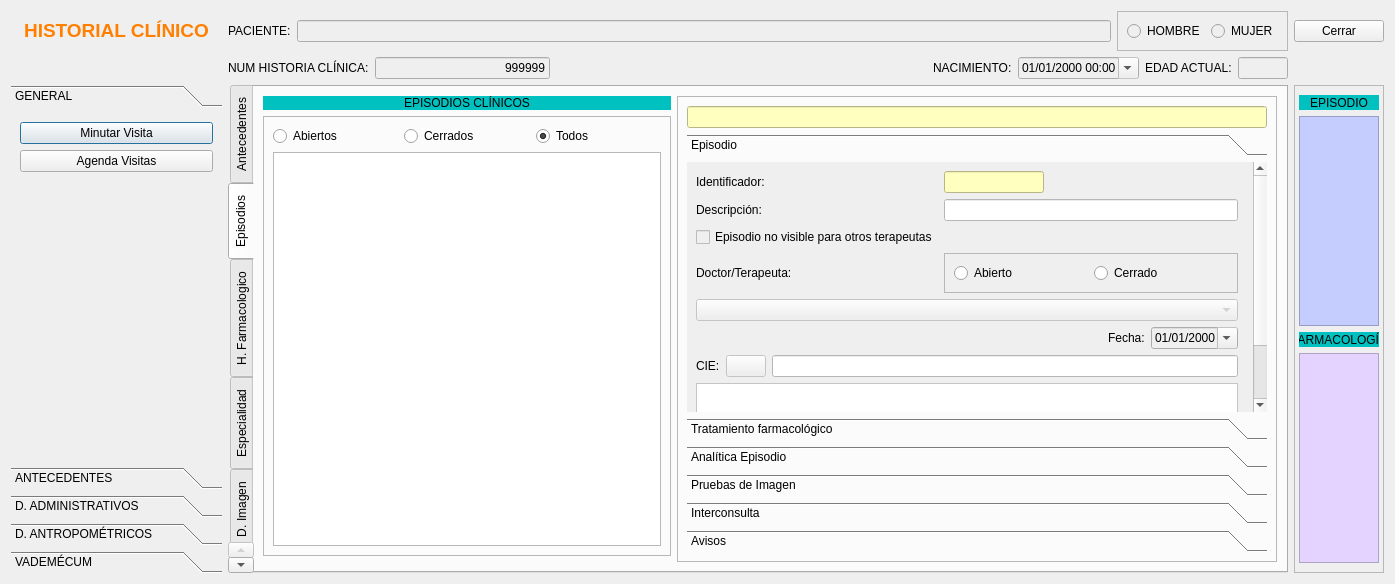
Before: the Qt Designer form frmfichapaciente.ui in arcnexus/RedFoX, drawn with Qt 5.
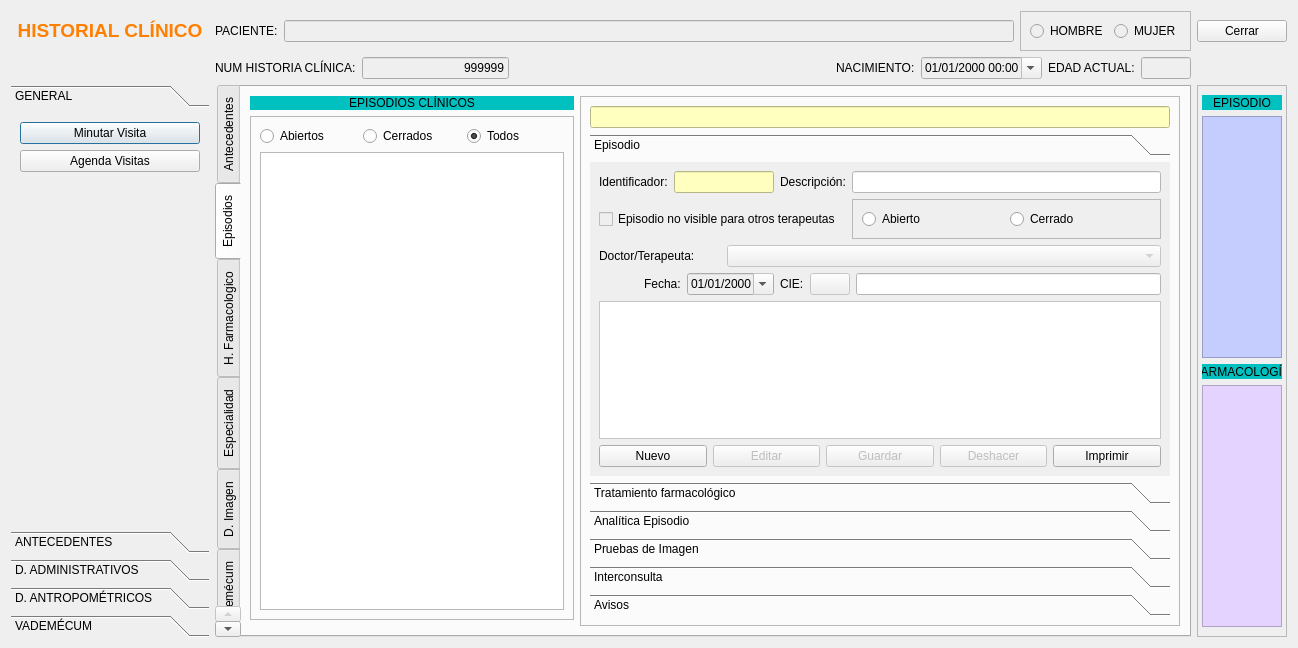
After: the same form once the commit is applied. The open tabs and pages were chosen to show the change. Icons and pictures are not drawn.

Commit message: Añadido buscar CIE9 Arreglado tamaño fichapaciente

Diff of the .ui file:
```diff
--- a/frmfichapaciente.ui
+++ b/frmfichapaciente.ui
@@ -9,13 +9,13 @@
    <rect>
     <x>0</x>
     <y>0</y>
-    <width>1395</width>
-    <height>584</height>
+    <width>1298</width>
+    <height>648</height>
    </rect>
   </property>
   <property name="maximumSize">
    <size>
-    <width>16777215</width>
+    <width>1300</width>
     <height>16777215</height>
    </size>
   </property>
@@ -448,8 +448,8 @@
        <rect>
         <x>0</x>
         <y>0</y>
-        <width>198</width>
-        <height>354</height>
+        <width>200</width>
+        <height>418</height>
        </rect>
       </property>
       <attribute name="label">
@@ -1052,6 +1052,12 @@
    </item>
    <item row="2" column="1">
     <widget class="QTabWidget" name="paginadorprincipal">
+     <property name="maximumSize">
+      <size>
+       <width>976</width>
+       <height>16777215</height>
+      </size>
+     </property>
      <property name="tabPosition">
       <enum>QTabWidget::West</enum>
      </property>
@@ -1728,8 +1734,8 @@
               <rect>
                <x>0</x>
                <y>0</y>
-               <width>559</width>
-               <height>329</height>
+               <width>576</width>
+               <height>334</height>
               </rect>
              </property>
              <attribute name="label">
@@ -1743,7 +1749,7 @@
                 </property>
                </widget>
               </item>
-              <item row="0" column="1">
+              <item row="0" column="1" colspan="2">
                <widget class="QLineEdit" name="txtIdentificadorEpisodio">
                 <property name="enabled">
                  <bool>false</bool>
@@ -1760,21 +1766,164 @@
                 </property>
                </widget>
               </item>
-              <item row="1" column="0">
+              <item row="0" column="3">
                <widget class="QLabel" name="label_18">
                 <property name="text">
                  <string>Descripción:</string>
                 </property>
                </widget>
               </item>
-              <item row="3" column="0">
+              <item row="0" column="4">
+               <widget class="QLineEdit" name="txtDescripcionEpisodio">
+                <property name="enabled">
+                 <bool>false</bool>
+                </property>
+                <property name="styleSheet">
+                 <string notr="true">background-color: rgb(255, 255, 255);
+color: rgb(0, 0, 0);</string>
+                </property>
+               </widget>
+              </item>
+              <item row="1" column="0" colspan="4">
+               <widget class="QCheckBox" name="chkEpisodioprivado">
+                <property name="enabled">
+                 <bool>false</bool>
+                </property>
+                <property name="styleSheet">
+                 <string notr="true">color: rgb(0, 0, 0);</string>
+                </property>
+                <property name="text">
+                 <string>Episodio no visible para otros terapeutas</string>
+                </property>
+               </widget>
+              </item>
+              <item row="1" column="4">
+               <widget class="QFrame" name="frame_25">
+                <property name="minimumSize">
+                 <size>
+                  <width>198</width>
+                  <height>0</height>
+                 </size>
+                </property>
+                <property name="frameShape">
+                 <enum>QFrame::StyledPanel</enum>
+                </property>
+                <property name="frameShadow">
+                 <enum>QFrame::Raised</enum>
+                </property>
+                <layout class="QHBoxLayout" name="horizontalLayout_4">
+                 <item>
+                  <widget class="QRadioButton" name="radEpisodioAbierto">
+                   <property name="text">
+                    <string>Abierto</string>
+                   </property>
+                  </widget>
+                 </item>
+                 <item>
+                  <widget class="QRadioButton" name="radEpisodioCerrado">
+                   <property name="text">
+                    <string>Cerrado</string>
+                   </property>
+                  </widget>
+                 </item>
+                </layout>
+               </widget>
+              </item>
+              <item row="2" column="0" colspan="2">
                <widget class="QLabel" name="label_86">
                 <property name="text">
                  <string>Doctor/Terapeuta:</string>
                 </property>
                </widget>
               </item>
-              <item row="8" column="0" colspan="3">
+              <item row="3" column="0" colspan="3">
+               <layout class="QHBoxLayout" name="horizontalLayout_5">
+                <item>
+                 <spacer name="horizontalSpacer_6">
+                  <property name="orientation">
+                   <enum>Qt::Horizontal</enum>
+                  </property>
+                  <property name="sizeHint" stdset="0">
+                   <size>
+                    <width>40</width>
+                    <height>20</height>
+                   </size>
+                  </property>
+                 </spacer>
+                </item>
+                <item>
+                 <widget class="QLabel" name="label_5">
+                  <property name="text">
+                   <string>Fecha:</string>
+                  </property>
+                 </widget>
+                </item>
+                <item>
+                 <widget class="QDateEdit" name="txtFechaEpisodio">
+                  <property name="enabled">
+                   <bool>false</bool>
+                  </property>
+                  <property name="styleSheet">
+                   <string notr="true">color: rgb(0, 0, 0);</string>
+                  </property>
+                  <property name="displayFormat">
+                   <string>dd/MM/yyyy</string>
+                  </property>
+                  <property name="calendarPopup">
+                   <bool>true</bool>
+                  </property>
+                 </widget>
+                </item>
+               </layout>
+              </item>
+              <item row="3" column="3" colspan="2">
+               <layout class="QGridLayout" name="gridLayout_38">
+                <item row="0" column="1">
+                 <widget class="QPushButton" name="btnBuscarCIEEpisodio">
+                  <property name="enabled">
+                   <bool>false</bool>
+                  </property>
+                  <property name="text">
+                   <string/>
+                  </property>
+                  <property name="icon">
+                   <iconset resource="terra.qrc">
+                    <normaloff>:/Icons/PNG/search.png</normaloff>:/Icons/PNG/search.png</iconset>
+                  </property>
+                 </widget>
+                </item>
+                <item row="0" column="2">
+                 <widget class="QLineEdit" name="txtCIEEpisiodio">
+                  <property name="enabled">
+                   <bool>false</bool>
+                  </property>
+                  <property name="styleSheet">
+                   <string notr="true">background-color: rgb(255, 255, 255);
+color: rgb(0, 0, 0);</string>
+                  </property>
+                 </widget>
+                </item>
+                <item row="0" column="0">
+                 <widget class="QLabel" name="label_7">
+                  <property name="text">
+                   <string>CIE:</string>
+                  </property>
+                 </widget>
+                </item>
+               </layout>
+              </item>
+              <item row="4" column="0" colspan="5">
+               <widget class="QTextEdit" name="txtHistorialEpisodio">
+                <property name="enabled">
+                 <bool>false</bool>
+                </property>
+                <property name="styleSheet">
+                 <string notr="true">background-color: rgb(255, 255, 255);
+color: rgb(0, 0, 0);</string>
+                </property>
+               </widget>
+              </item>
+              <item row="5" column="0" colspan="5">
                <layout class="QGridLayout" name="gridLayout_3">
                 <item row="0" column="2">
                  <widget class="QPushButton" name="btnGuardarEpisodio">
@@ -1884,156 +2033,13 @@
                 </item>
                </layout>
               </item>
-              <item row="7" column="0" colspan="2">
-               <widget class="QTextEdit" name="txtHistorialEpisodio">
-                <property name="enabled">
-                 <bool>false</bool>
-                </property>
-                <property name="styleSheet">
-                 <string notr="true">background-color: rgb(255, 255, 255);
-color: rgb(0, 0, 0);</string>
-                </property>
-               </widget>
-              </item>
-              <item row="6" column="0" colspan="2">
-               <layout class="QGridLayout" name="gridLayout_38">
-                <item row="0" column="0">
-                 <widget class="QLabel" name="label_7">
-                  <property name="text">
-                   <string>CIE:</string>
-                  </property>
-                 </widget>
-                </item>
-                <item row="0" column="1">
-                 <widget class="QPushButton" name="btnBuscarCIEEpisodio">
-                  <property name="enabled">
-                   <bool>false</bool>
-                  </property>
-                  <property name="text">
-                   <string/>
-                  </property>
-                  <property name="icon">
-                   <iconset resource="terra.qrc">
-                    <normaloff>:/Icons/PNG/search.png</normaloff>:/Icons/PNG/search.png</iconset>
-                  </property>
-                 </widget>
-                </item>
-                <item row="0" column="2">
-                 <widget class="QLineEdit" name="txtCIEEpisiodio">
-                  <property name="enabled">
-                   <bool>false</bool>
-                  </property>
-                  <property name="styleSheet">
-                   <string notr="true">background-color: rgb(255, 255, 255);
-color: rgb(0, 0, 0);</string>
-                  </property>
-                 </widget>
-                </item>
-               </layout>
-              </item>
-              <item row="5" column="0" colspan="2">
-               <layout class="QHBoxLayout" name="horizontalLayout_5">
-                <item>
-                 <spacer name="horizontalSpacer_6">
-                  <property name="orientation">
-                   <enum>Qt::Horizontal</enum>
-                  </property>
-                  <property name="sizeHint" stdset="0">
-                   <size>
-                    <width>40</width>
-                    <height>20</height>
-                   </size>
-                  </property>
-                 </spacer>
-                </item>
-                <item>
-                 <widget class="QLabel" name="label_5">
-                  <property name="text">
-                   <string>Fecha:</string>
-                  </property>
-                 </widget>
-                </item>
-                <item>
-                 <widget class="QDateEdit" name="txtFechaEpisodio">
-                  <property name="enabled">
-                   <bool>false</bool>
-                  </property>
-                  <property name="styleSheet">
-                   <string notr="true">color: rgb(0, 0, 0);</string>
-                  </property>
-                  <property name="displayFormat">
-                   <string>dd/MM/yyyy</string>
-                  </property>
-                  <property name="calendarPopup">
-                   <bool>true</bool>
-                  </property>
-                 </widget>
-                </item>
-               </layout>
-              </item>
-              <item row="4" column="0" colspan="2">
+              <item row="2" column="2" colspan="3">
                <widget class="QComboBox" name="cboDoctorEpisodio">
                 <property name="enabled">
                  <bool>false</bool>
                 </property>
                </widget>
               </item>
-              <item row="2" column="0">
-               <widget class="QCheckBox" name="chkEpisodioprivado">
-                <property name="enabled">
-                 <bool>false</bool>
-                </property>
-                <property name="styleSheet">
-                 <string notr="true">color: rgb(0, 0, 0);</string>
-                </property>
-                <property name="text">
-                 <string>Episodio no visible para otros terapeutas</string>
-                </property>
-               </widget>
-              </item>
-              <item row="3" column="1">
-               <widget class="QFrame" name="frame_25">
-                <property name="minimumSize">
-                 <size>
-                  <width>198</width>
-                  <height>0</height>
-                 </size>
-                </property>
-                <property name="frameShape">
-                 <enum>QFrame::StyledPanel</enum>
-                </property>
-                <property name="frameShadow">
-                 <enum>QFrame::Raised</enum>
-                </property>
-                <layout class="QHBoxLayout" name="horizontalLayout_4">
-                 <item>
-                  <widget class="QRadioButton" name="radEpisodioAbierto">
-                   <property name="text">
-                    <string>Abierto</string>
-                   </property>
-                  </widget>
-                 </item>
-                 <item>
-                  <widget class="QRadioButton" name="radEpisodioCerrado">
-                   <property name="text">
-                    <string>Cerrado</string>
-                   </property>
-                  </widget>
-                 </item>
-                </layout>
-               </widget>
-              </item>
-              <item row="1" column="1">
-               <widget class="QLineEdit" name="txtDescripcionEpisodio">
-                <property name="enabled">
-                 <bool>false</bool>
-                </property>
-                <property name="styleSheet">
-                 <string notr="true">background-color: rgb(255, 255, 255);
-color: rgb(0, 0, 0);</string>
-                </property>
-               </widget>
-              </item>
              </layout>
             </widget>
             <widget class="QWidget" name="page_4">
```
Left out of the diff: 208 changed lines with no effect on the pictures. The commit also changes 7 other files.
